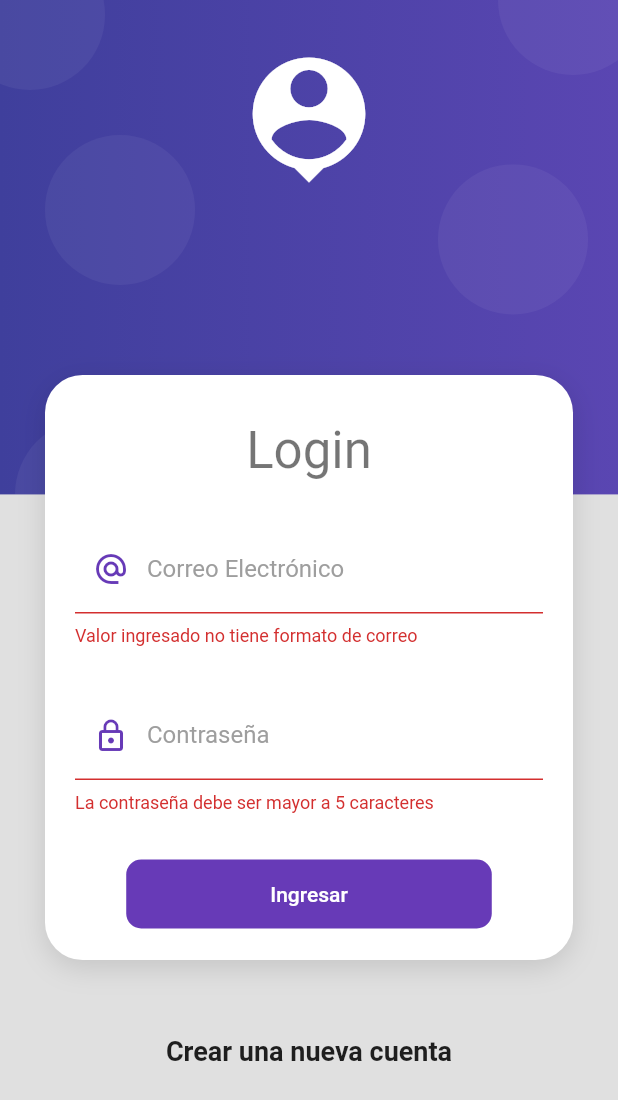
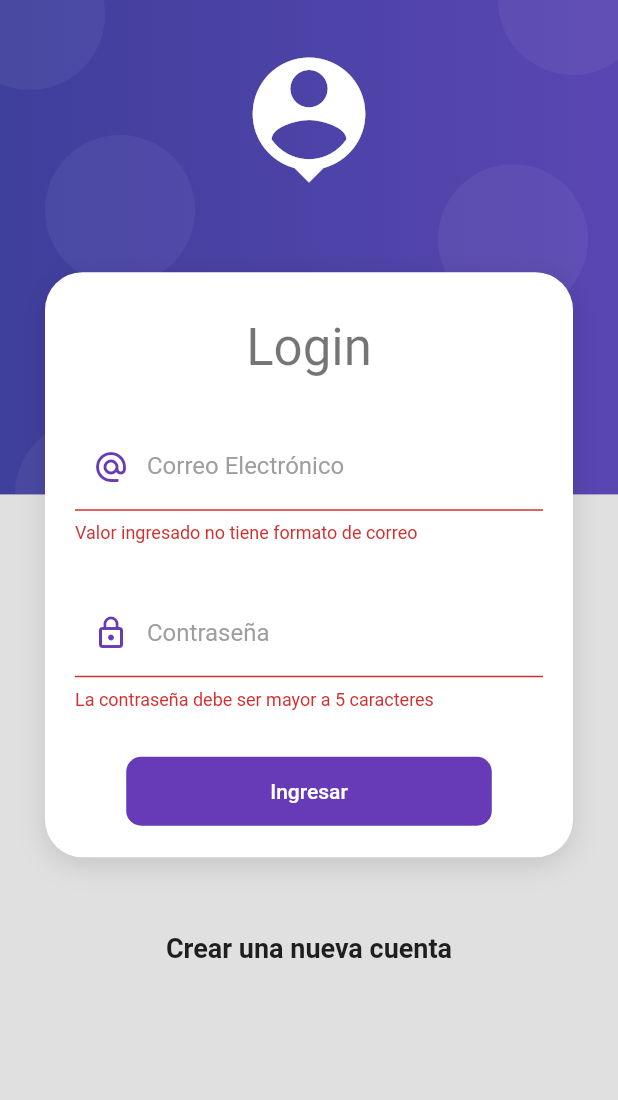
Before and after one commit to andresbadillo/flutter_products_app, a Flutter app: the screen it shows after launch, after a tap on "Ingresar", on a phone screen of 412 x 824 dp. Shown: the top 1100 px of the screen. Run offline on Flutter 3.47's test engine with Material 2 defaults, Android fonts, the phone set to English and light mode, and no system bars.

Commit message:
Login finalizado

```diff
--- a/lib/providers/login_form_provider.dart
+++ b/lib/providers/login_form_provider.dart
@@ -6,6 +6,13 @@ class LoginFormProvider extends ChangeNotifier {
   String email = '';
   String password = '';
 
+  bool _isLoading = false;
+  bool get isLoading => _isLoading;
+  set isLoading(bool value) {
+    _isLoading = value;
+    notifyListeners();
+  }
+
   bool isValidForm() {
     print(formKey.currentState?.validate());
     return formKey.currentState?.validate() ?? false;
--- a/lib/screens/login_screen.dart
+++ b/lib/screens/login_screen.dart
@@ -11,19 +11,21 @@ class LoginScreen extends StatelessWidget {
   Widget build(BuildContext context) {
     return Scaffold(
       body: AuthBackground(
+        child: Center(
           child: SingleChildScrollView(
             child: Column(
               children: [
-            const SizedBox(height: 250),
+                //const SizedBox(height: 250),
                 CardContainer(
                   child: Column(
                     children: [
                       const SizedBox(height: 10),
-                  Text('Login', style: Theme.of(context).textTheme.headline4),
+                      Text('Login',
+                          style: Theme.of(context).textTheme.headline4),
                       const SizedBox(height: 30),
                       ChangeNotifierProvider(
                         create: (context) => LoginFormProvider(),
-                    child: _LoginForm(),
+                        child: const _LoginForm(),
                       ),
                     ],
                   ),
@@ -36,10 +38,12 @@ class LoginScreen extends StatelessWidget {
                     fontWeight: FontWeight.bold,
                   ),
                 ),
-            const SizedBox(height: 50),
+                //const SizedBox(height: 50),
               ],
             ),
-      )),
+          ),
+        ),
+      ),
     );
   }
 }
@@ -51,8 +55,7 @@ class _LoginForm extends StatelessWidget {
   Widget build(BuildContext context) {
     final loginForm = Provider.of<LoginFormProvider>(context);
 
-    return Container(
-      child: Form(
+    return Form(
       key: loginForm.formKey,
       autovalidateMode: AutovalidateMode.onUserInteraction,
       child: Column(
@@ -94,13 +97,23 @@ class _LoginForm extends StatelessWidget {
           ),
           const SizedBox(height: 30),
           MaterialButton(
-              shape: RoundedRectangleBorder(
-                  borderRadius: BorderRadius.circular(10)),
+            shape:
+                RoundedRectangleBorder(borderRadius: BorderRadius.circular(10)),
             disabledColor: Colors.grey,
             elevation: 0,
             color: Colors.deepPurple,
-              onPressed: () {
+            onPressed: loginForm.isLoading
+                ? null
+                : () async {
+                    FocusScope.of(context).unfocus();
                     if (!loginForm.isValidForm()) return;
+                    loginForm.isLoading = true;
+
+                    await Future.delayed(const Duration(seconds: 1));
+
+                    // TODO: validar si login es correcto
+                    loginForm.isLoading = false;
+
                     Navigator.pushReplacementNamed(context, 'home');
                   },
             child: Container(
@@ -108,15 +121,14 @@ class _LoginForm extends StatelessWidget {
                 horizontal: 80,
                 vertical: 15,
               ),
-                child: const Text(
-                  'Ingresar',
-                  style: TextStyle(color: Colors.white),
+              child: Text(
+                loginForm.isLoading ? 'Espere' : 'Ingresar',
+                style: const TextStyle(color: Colors.white),
               ),
             ),
           )
         ],
       ),
-      ),
     );
   }
 }
```
Lines whose indentation alone changed are shown as unchanged.
